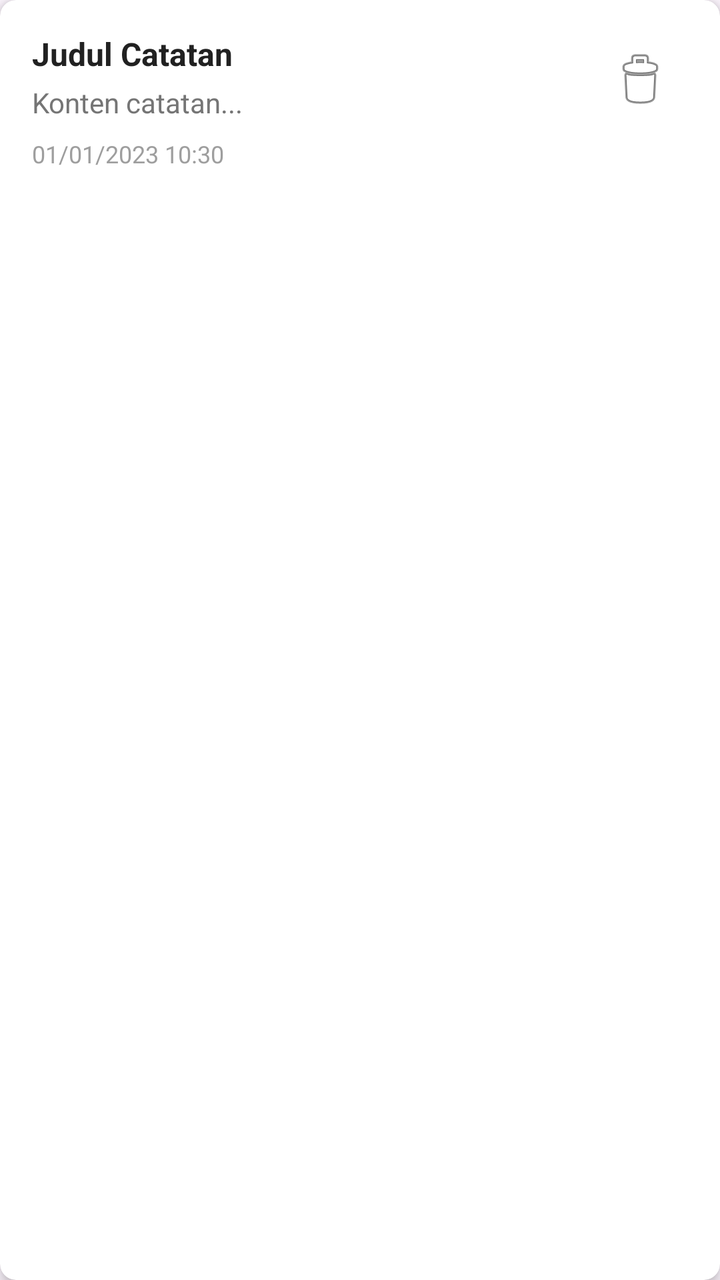
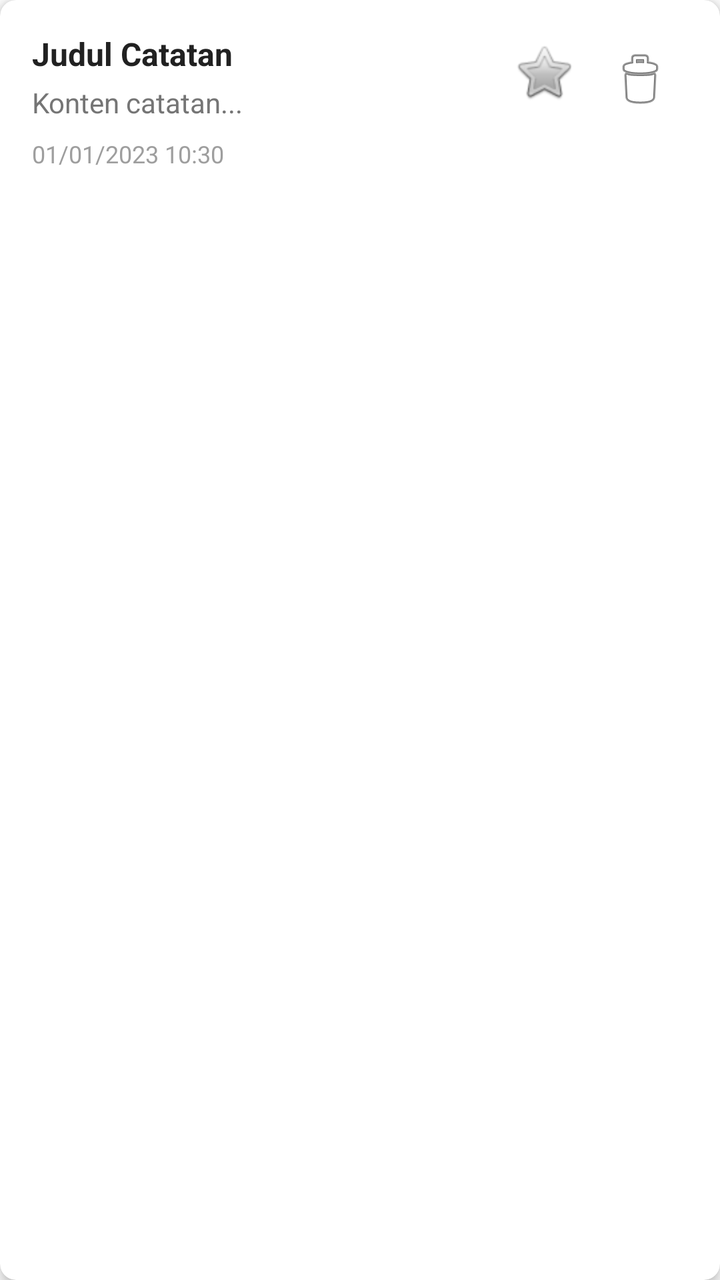

An Android layout rendered at two revisions. The XML below is the earlier revision; the diff shows what the commit changed to produce the second picture.
<!-- AndroidManifest.xml: application theme Theme.CatatIn -->
<!-- res/layout/item_note.xml -->
<?xml version="1.0" encoding="utf-8"?>
<androidx.cardview.widget.CardView xmlns:android="http://schemas.android.com/apk/res/android"
    xmlns:app="http://schemas.android.com/apk/res-auto"
    android:layout_width="match_parent"
    android:layout_height="wrap_content"
    android:layout_margin="8dp"
    app:cardCornerRadius="8dp"
    app:cardElevation="4dp">

    <LinearLayout
        android:layout_width="match_parent"
        android:layout_height="wrap_content"
        android:orientation="vertical"
        android:padding="16dp">

        <LinearLayout
            android:layout_width="match_parent"
            android:layout_height="wrap_content"
            android:orientation="horizontal">

            <LinearLayout
                android:layout_width="0dp"
                android:layout_height="wrap_content"
                android:layout_weight="1"
                android:orientation="vertical">

                <TextView
                    android:id="@+id/tvNoteTitle"
                    android:layout_width="match_parent"
                    android:layout_height="wrap_content"
                    android:text="Judul Catatan"
                    android:textSize="16sp"
                    android:textStyle="bold"
                    android:textColor="#212121" />

                <TextView
                    android:id="@+id/tvNoteContent"
                    android:layout_width="match_parent"
                    android:layout_height="wrap_content"
                    android:text="Konten catatan..."
                    android:textSize="14sp"
                    android:textColor="#757575"
                    android:layout_marginTop="4dp"
                    android:maxLines="3"
                    android:ellipsize="end" />

                <TextView
                    android:id="@+id/tvNoteDate"
                    android:layout_width="match_parent"
                    android:layout_height="wrap_content"
                    android:text="01/01/2023 10:30"
                    android:textSize="12sp"
                    android:textColor="#9E9E9E"
                    android:layout_marginTop="8dp" />

            </LinearLayout>

            <ImageButton
                android:id="@+id/btnDeleteNote"
                android:layout_width="48dp"
                android:layout_height="48dp"
                android:src="@android:drawable/ic_menu_delete"
                android:background="?attr/selectableItemBackgroundBorderless"
                android:layout_gravity="top" />

        </LinearLayout>

    </LinearLayout>

</androidx.cardview.widget.CardView>
<!-- resources referenced by this layout -->
<resources>
  <style name="Theme.CatatIn" parent="Theme.Material3.DayNight">
          
          <item name="colorPrimary">@color/purple_500</item>
          <item name="colorPrimaryVariant">@color/purple_700</item>
          <item name="colorOnPrimary">@color/white</item>
          
          <item name="colorSecondary">@color/teal_200</item>
          <item name="colorSecondaryVariant">@color/teal_700</item>
          <item name="colorOnSecondary">@color/black</item>
          
          <item name="android:statusBarColor">?attr/colorPrimaryVariant</item>
          
      </style>
  <color name="purple_500">#FF6200EE</color>
  <color name="purple_700">#FF3700B3</color>
  <color name="white">#FFFFFFFF</color>
  <color name="teal_200">#FF03DAC5</color>
  <color name="teal_700">#FF018786</color>
  <color name="black">#FF000000</color>
</resources>

<!-- the commit's change to res/layout/item_note.xml (unified diff, before → after) -->
@@ -56,6 +56,15 @@
             </LinearLayout>
 
             <ImageButton
+                android:id="@+id/btnPinNote"
+                android:layout_width="40dp"
+                android:layout_height="40dp"
+                android:src="@android:drawable/btn_star_big_off"
+                android:background="?attr/selectableItemBackgroundBorderless"
+                android:layout_gravity="top"
+                android:layout_marginEnd="4dp"/>
+
+            <ImageButton
                 android:id="@+id/btnDeleteNote"
                 android:layout_width="48dp"
                 android:layout_height="48dp"
<!-- resource entries referenced after the edit -->
@@ -1,6 +1,6 @@
 <!-- resources referenced by this layout -->
 <resources>
-  <style name="Theme.CatatIn" parent="Theme.Material3.DayNight">
+  <style name="Theme.CatatIn" parent="Theme.MaterialComponents.DayNight.NoActionBar">
           
           <item name="colorPrimary">@color/purple_500</item>
           <item name="colorPrimaryVariant">@color/purple_700</item>
